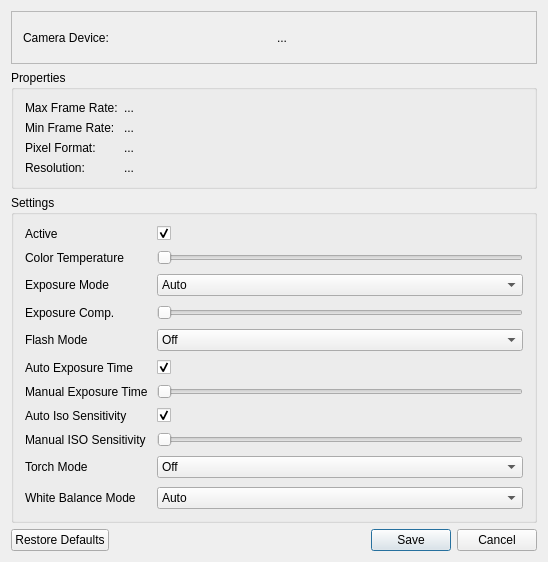
The window that src/Windows/QtCameraControlsWindow/QtCameraControlsDialog.ui (m-riley04/ModularSensorSystem) describes before a commit, drawn with Qt 5.
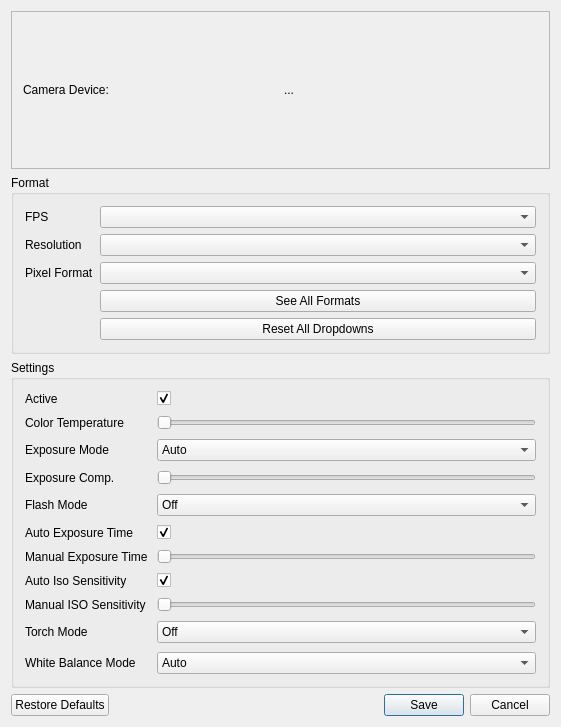
The same window after the commit.

Commit message: add extremely broken format selection system

```diff
--- a/src/Windows/QtCameraControlsWindow/QtCameraControlsDialog.ui
+++ b/src/Windows/QtCameraControlsWindow/QtCameraControlsDialog.ui
@@ -6,8 +6,8 @@
    <rect>
     <x>0</x>
     <y>0</y>
-    <width>548</width>
-    <height>562</height>
+    <width>561</width>
+    <height>727</height>
    </rect>
   </property>
   <property name="windowTitle">
@@ -43,62 +43,50 @@
    <item>
     <widget class="QGroupBox" name="groupBox_2">
      <property name="title">
-      <string>Properties</string>
+      <string>Format</string>
      </property>
      <layout class="QFormLayout" name="formLayout_2">
       <item row="0" column="0">
-       <widget class="QLabel" name="label_10">
+       <widget class="QLabel" name="label_17">
         <property name="text">
-         <string>Max Frame Rate:</string>
+         <string>FPS</string>
         </property>
        </widget>
       </item>
       <item row="0" column="1">
-       <widget class="QLabel" name="labelMaxFrameRate">
-        <property name="text">
-         <string>...</string>
-        </property>
-       </widget>
+       <widget class="QComboBox" name="dropdownFps"/>
       </item>
       <item row="1" column="0">
        <widget class="QLabel" name="label_11">
         <property name="text">
-         <string>Min Frame Rate:</string>
+         <string>Resolution</string>
         </property>
        </widget>
       </item>
       <item row="1" column="1">
-       <widget class="QLabel" name="labelMinFrameRate">
-        <property name="text">
-         <string>...</string>
-        </property>
-       </widget>
+       <widget class="QComboBox" name="dropdownResolution"/>
       </item>
       <item row="2" column="0">
-       <widget class="QLabel" name="label_12">
+       <widget class="QLabel" name="label_10">
         <property name="text">
-         <string>Pixel Format:</string>
+         <string>Pixel Format</string>
         </property>
        </widget>
       </item>
       <item row="2" column="1">
-       <widget class="QLabel" name="labelPixelFormat">
-        <property name="text">
-         <string>...</string>
-        </property>
-       </widget>
-      </item>
-      <item row="3" column="0">
-       <widget class="QLabel" name="label_13">
-        <property name="text">
-         <string>Resolution:</string>
-        </property>
-       </widget>
+       <widget class="QComboBox" name="dropdownPixelFormat"/>
       </item>
       <item row="3" column="1">
-       <widget class="QLabel" name="labelResolution">
+       <widget class="QPushButton" name="buttonSeeAllFormats">
         <property name="text">
-         <string>...</string>
+         <string>See All Formats</string>
+        </property>
+       </widget>
+      </item>
+      <item row="4" column="1">
+       <widget class="QPushButton" name="buttonResetDropdowns">
+        <property name="text">
+         <string>Reset All Dropdowns</string>
         </property>
        </widget>
       </item>
```
Left out of the diff: 6 changed lines with no effect on the pictures. The commit also changes 4 other files.
